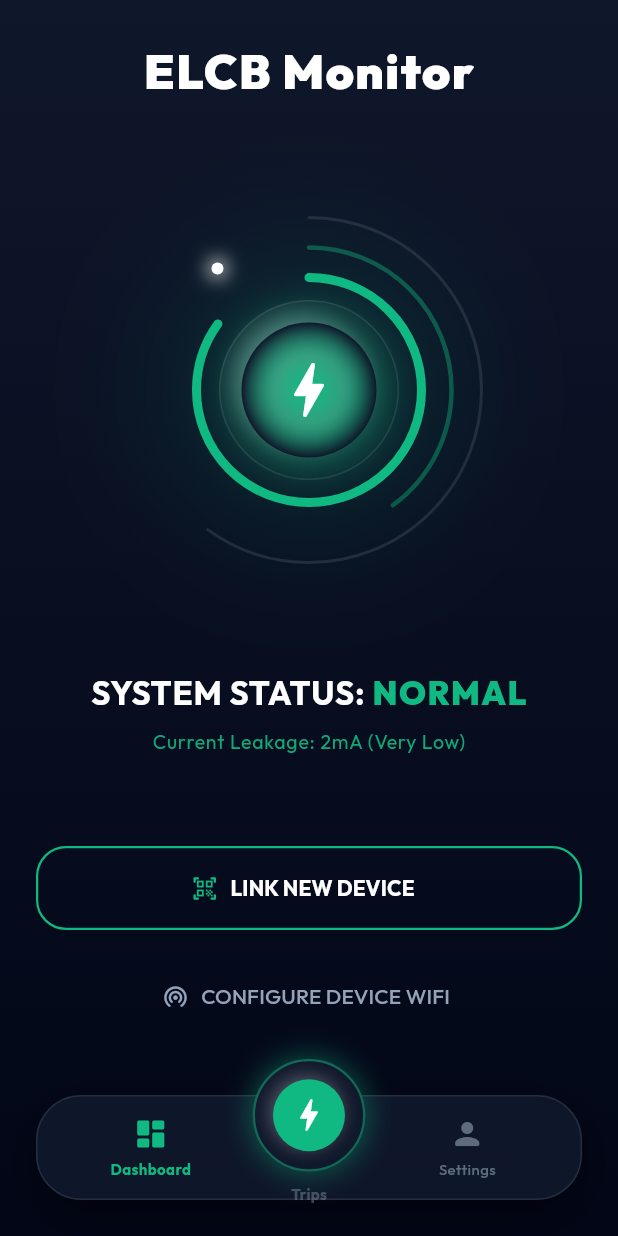
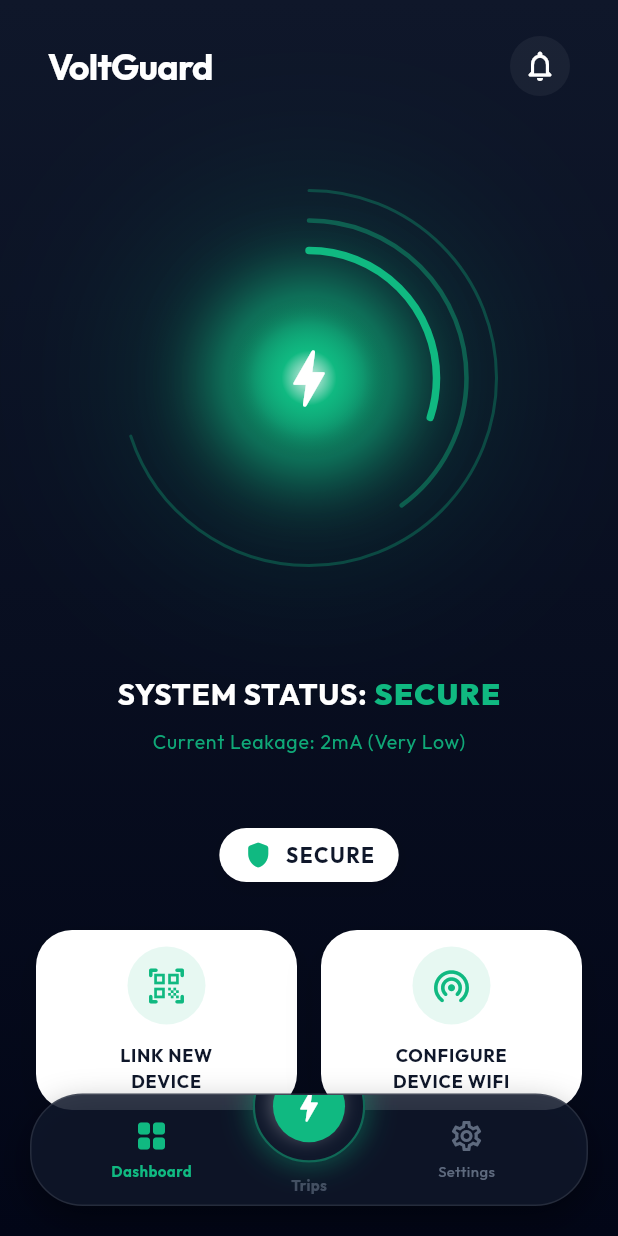
Before and after one commit to Irenesabu28/Miniproject, a Flutter app: the screen it shows once a user with an empty profile is signed in, on a phone screen of 412 x 824 dp. Run offline on Flutter 3.47's test engine with Material 3 defaults, Android fonts, the phone set to English and light mode, and no system bars; our stand-ins replace animate_do, firebase_auth, firebase_core, firebase_database, firebase_messaging, flutter_local_notifications and 2 more; missing offline and left inert: mobile_scanner; accounts and stored records are empty.

Commit message:
ui change

```diff
--- a/lib/screens/home.dart
+++ b/lib/screens/home.dart
@@ -51,20 +51,24 @@ class CustomBottomNavBar extends StatelessWidget {
   @override
   Widget build(BuildContext context) {
     return Container(
-      margin: const EdgeInsets.fromLTRB(24, 0, 24, 24),
-      height: 70,
+      margin: const EdgeInsets.fromLTRB(20, 0, 20, 20),
+      height: 75,
       decoration: BoxDecoration(
-        color: const Color(0xFF0F172A).withValues(alpha: 0.95),
-        borderRadius: BorderRadius.circular(30),
-        border: Border.all(color: Colors.white.withValues(alpha: 0.1)),
+        color: const Color(0xFF0F172A).withValues(alpha: 0.85),
+        borderRadius: BorderRadius.circular(35),
+        border: Border.all(color: Colors.white.withValues(alpha: 0.1), width: 1),
         boxShadow: [
           BoxShadow(
-            color: Colors.black.withValues(alpha: 0.5),
-            blurRadius: 30,
+            color: Colors.black.withValues(alpha: 0.4),
+            blurRadius: 20,
             offset: const Offset(0, 10),
           ),
         ],
       ),
+      child: ClipRRect(
+        borderRadius: BorderRadius.circular(35),
+        child: BackdropFilter(
+          filter: ColorFilter.mode(Colors.black.withValues(alpha: 0.1), BlendMode.dstIn),
           child: Stack(
             clipBehavior: Clip.none,
             children: [
@@ -72,14 +76,14 @@ class CustomBottomNavBar extends StatelessWidget {
                 mainAxisAlignment: MainAxisAlignment.spaceEvenly,
                 children: [
                   _NavBarItem(
-                icon: Icons.dashboard_rounded,
+                    icon: Icons.grid_view_rounded,
                     label: 'Dashboard',
                     isActive: currentIndex == 0,
                     onTap: () => onTap(0),
                   ),
-              const SizedBox(width: 60), // Space for raised item
+                  const SizedBox(width: 50), // Space for centered item
                   _NavBarItem(
-                icon: Icons.person_rounded,
+                    icon: Icons.settings_outlined,
                     label: 'Settings',
                     isActive: currentIndex == 2,
                     onTap: () => onTap(2),
@@ -87,7 +91,7 @@ class CustomBottomNavBar extends StatelessWidget {
                 ],
               ),
               Positioned(
-            top: -25,
+                top: -30,
                 left: 0,
                 right: 0,
                 child: Center(
@@ -100,6 +104,8 @@ class CustomBottomNavBar extends StatelessWidget {
                 ),
               ),
             ],
+          ),
+        ),
       ),
     );
   }
@@ -249,18 +255,32 @@ class StatusView extends StatelessWidget {
                   child: Column(
                     crossAxisAlignment: CrossAxisAlignment.start,
                     children: [
-                      Center(
-                        child: Text(
-                          'ELCB Monitor',
+                      Padding(
+                        padding: const EdgeInsets.symmetric(horizontal: 8),
+                        child: Row(
+                          mainAxisAlignment: MainAxisAlignment.spaceBetween,
+                          children: [
+                            Text(
+                              'VoltGuard',
                               style: GoogleFonts.outfit(
-                            fontSize: 32,
-                            fontWeight: FontWeight.w900,
+                                fontSize: 24,
+                                fontWeight: FontWeight.bold,
                                 color: Colors.white,
-                            letterSpacing: 1,
+                                letterSpacing: -0.5,
                               ),
                             ),
+                            Container(
+                              padding: const EdgeInsets.all(8),
+                              decoration: BoxDecoration(
+                                shape: BoxShape.circle,
+                                color: Colors.white.withValues(alpha: 0.05),
                               ),
-                      const SizedBox(height: 60),
+                              child: const Icon(Icons.notifications_none_rounded, color: Colors.white, size: 24),
+                            ),
+                          ],
+                        ),
+                      ),
+                      const SizedBox(height: 48),
 
                       Center(
                         child: Column(
@@ -273,16 +293,16 @@ class StatusView extends StatelessWidget {
                                 Text(
                                   'SYSTEM STATUS: ',
                                   style: GoogleFonts.outfit(
-                                    fontSize: 22,
+                                    fontSize: 20,
                                     fontWeight: FontWeight.bold,
                                     color: Colors.white,
                                     letterSpacing: 0.5,
                                   ),
                                 ),
                                 Text(
-                                  status.toUpperCase(),
+                                  status.toUpperCase() == 'NORMAL' ? 'SECURE' : status.toUpperCase(),
                                   style: GoogleFonts.outfit(
-                                    fontSize: 22,
+                                    fontSize: 20,
                                     fontWeight: FontWeight.w900,
                                     color: statusColor,
                                     letterSpacing: 1,
@@ -299,44 +319,68 @@ class StatusView extends StatelessWidget {
                                 letterSpacing: 0.5,
                               ),
                             ),
-                            const SizedBox(height: 60),
+                            const SizedBox(height: 48),
 
-                            FadeInUp(
-                              delay: const Duration(milliseconds: 200),
-                              child: SizedBox(
-                                width: double.infinity,
-                                height: 56,
-                                child: OutlinedButton.icon(
-                                  onPressed: () => Navigator.push(
-                                    context,
-                                    MaterialPageRoute(builder: (context) => const ScanQRPage()),
+                            // Small Safety Overview Icon
+                            Center(
+                              child: Container(
+                                padding: const EdgeInsets.symmetric(horizontal: 16, vertical: 8),
+                                decoration: BoxDecoration(
+                                  color: Colors.white,
+                                  borderRadius: BorderRadius.circular(20),
+                                  boxShadow: [
+                                    BoxShadow(
+                                      color: Colors.black.withValues(alpha: 0.1),
+                                      blurRadius: 10,
+                                      offset: const Offset(0, 4),
                                     ),
-                                  icon: const Icon(Icons.qr_code_scanner_rounded, color: AppColors.primary),
-                                  label: const Text('LINK NEW DEVICE', style: TextStyle(color: Colors.white, fontWeight: FontWeight.bold)),
-                                  style: OutlinedButton.styleFrom(
-                                    side: const BorderSide(color: AppColors.primary, width: 1.5),
-                                    shape: RoundedRectangleBorder(borderRadius: BorderRadius.circular(20)),
+                                  ],
                                 ),
+                                child: Row(
+                                  mainAxisSize: MainAxisSize.min,
+                                  children: [
+                                    const Icon(Icons.shield_rounded, color: AppColors.primary, size: 20),
+                                    const SizedBox(width: 8),
+                                    Text(
+                                      "SECURE",
+                                      style: GoogleFonts.outfit(
+                                        color: const Color(0xFF0F172A),
+                                        fontSize: 14,
+                                        fontWeight: FontWeight.bold,
+                                        letterSpacing: 1,
+                                      ),
+                                    ),
+                                  ],
                                 ),
                               ),
                             ),
 
-                            const SizedBox(height: 16),
+                            const SizedBox(height: 32),
 
-                            FadeInUp(
-                              delay: const Duration(milliseconds: 400),
-                              child: SizedBox(
-                                width: double.infinity,
-                                height: 56,
-                                child: TextButton.icon(
-                                  onPressed: () => Navigator.push(
+                            Row(
+                              children: [
+                                Expanded(
+                                  child: _ActionTile(
+                                    label: "LINK NEW\nDEVICE",
+                                    icon: Icons.qr_code_scanner_rounded,
+                                    onTap: () => Navigator.push(
+                                      context,
+                                      MaterialPageRoute(builder: (context) => const ScanQRPage()),
+                                    ),
+                                  ),
+                                ),
+                                const SizedBox(width: 16),
+                                Expanded(
+                                  child: _ActionTile(
+                                    label: "CONFIGURE\nDEVICE WIFI",
+                                    icon: Icons.wifi_tethering_rounded,
+                                    onTap: () => Navigator.push(
                                       context,
                                       MaterialPageRoute(builder: (context) => const WifiSetupPage()),
                                     ),
-                                  icon: const Icon(Icons.wifi_tethering_rounded, color: AppColors.textBody),
-                                  label: const Text('CONFIGURE DEVICE WIFI', style: TextStyle(color: AppColors.textBody)),
                                   ),
                                 ),
+                              ],
                             ),
                           ],
                         ),
@@ -362,45 +406,50 @@ class StatusOrbModule extends StatelessWidget {
   Widget build(BuildContext context) {
     return ZoomIn(
       child: SizedBox(
-        width: 260,
-        height: 260,
+        width: 280,
+        height: 280,
         child: Stack(
           alignment: Alignment.center,
           children: [
-            // Extra Outer Glow
+            // Ultra Outer Glow
             Container(
-              width: 140,
-              height: 140,
+              width: 160,
+              height: 160,
               decoration: BoxDecoration(
                 shape: BoxShape.circle,
                 boxShadow: [
                   BoxShadow(
-                    color: AppColors.primary.withValues(alpha: 0.15),
-                    blurRadius: 80,
-                    spreadRadius: 20,
+                    color: AppColors.primary.withValues(alpha: 0.2),
+                    blurRadius: 100,
+                    spreadRadius: 30,
                   ),
                 ],
               ),
             ),
 
-            // Outer Most Arc (Static)
-            Container(
+            // Neon Outer Ring
+            Spin(
+              duration: const Duration(seconds: 10),
+              infinite: true,
+              child: Container(
                 width: 250,
                 height: 250,
-              padding: const EdgeInsets.all(10),
                 child: CircularProgressIndicator(
-                value: 0.6,
+                  value: 0.7,
                   strokeWidth: 2,
-                color: Colors.white.withValues(alpha: 0.1),
+                  color: AppColors.primary.withValues(alpha: 0.3),
                   strokeCap: StrokeCap.round,
                 ),
               ),
+            ),
 
-            // Middle Arc (Glowing)
-            Container(
+            // Neon Middle Ring
+            Spin(
+              duration: const Duration(seconds: 15),
+              infinite: true,
+              child: Container(
                 width: 210,
                 height: 210,
-              padding: const EdgeInsets.all(10),
                 child: CircularProgressIndicator(
                   value: 0.4,
                   strokeWidth: 3,
@@ -408,80 +457,47 @@ class StatusOrbModule extends StatelessWidget {
                   strokeCap: StrokeCap.round,
                 ),
               ),
+            ),
 
-            // Main Progress Arc
-            Container(
+            // Neon Inner Ring
+            Spin(
+              duration: const Duration(seconds: 5),
+              infinite: true,
+              child: Container(
                 width: 170,
                 height: 170,
-              padding: const EdgeInsets.all(10),
                 child: const CircularProgressIndicator(
-                value: 0.85,
-                strokeWidth: 6,
+                  value: 0.3,
+                  strokeWidth: 5,
                   color: AppColors.primary,
                   strokeCap: StrokeCap.round,
                 ),
               ),
-
-            // The Inner Glass Glass Sphere
-            Container(
-              width: 120,
-              height: 120,
-              decoration: BoxDecoration(
-                shape: BoxShape.circle,
-                border: Border.all(color: Colors.white.withValues(alpha: 0.1), width: 1),
-                gradient: RadialGradient(
-                  colors: [
-                    Colors.white.withValues(alpha: 0.1),
-                    Colors.transparent,
-                  ],
-                  center: const Alignment(-0.3, -0.3),
-                  radius: 0.8,
-                ),
-              ),
             ),
 
-            // Inner Glowing Sphere
+            // Final Glowing Core
             Container(
-              width: 90,
-              height: 90,
+              width: 110,
+              height: 110,
               decoration: BoxDecoration(
                 shape: BoxShape.circle,
                 gradient: RadialGradient(
                   colors: [
+                    Colors.white.withValues(alpha: 0.8),
                     AppColors.primary,
-                    AppColors.primary.withValues(alpha: 0.3),
-                    const Color(0xFF0F172A),
+                    AppColors.primary.withValues(alpha: 0.2),
+                    Colors.transparent,
                   ],
                 ),
                 boxShadow: [
                   BoxShadow(
-                    color: AppColors.primary.withValues(alpha: 0.6),
-                    blurRadius: 30,
-                    spreadRadius: 2,
-                  ),
-                  BoxShadow(
-                    color: Colors.white.withValues(alpha: 0.2),
-                    blurRadius: 10,
-                    offset: const Offset(-5, -5),
+                    color: AppColors.primary.withValues(alpha: 0.8),
+                    blurRadius: 40,
+                    spreadRadius: 10,
                   ),
                 ],
               ),
-              child: const Icon(Icons.bolt_rounded, color: Colors.white, size: 48),
-            ),
-
-            // Floating indicator dot
-            Positioned(
-              top: 45,
-              left: 65,
-              child: Container(
-                width: 8,
-                height: 8,
-                decoration: const BoxDecoration(
-                  color: Colors.white,
-                  shape: BoxShape.circle,
-                  boxShadow: [BoxShadow(color: Colors.white, blurRadius: 10, spreadRadius: 2)],
-                ),
-              ),
+              child: const Icon(Icons.bolt_rounded, color: Colors.white, size: 50),
             ),
           ],
         ),
@@ -489,6 +505,7 @@ class StatusOrbModule extends StatelessWidget {
     );
   }
 }
+
 
 class LogsPage extends StatelessWidget {
   const LogsPage({super.key});
@@ -836,3 +853,60 @@ class ProfileField extends StatelessWidget {
     );
   }
 }
+
+class _ActionTile extends StatelessWidget {
+  final String label;
+  final IconData icon;
+  final VoidCallback onTap;
+
+  const _ActionTile({
+    required this.label,
+    required this.icon,
+    required this.onTap,
+  });
+
+  @override
+  Widget build(BuildContext context) {
+    return GestureDetector(
+      onTap: onTap,
+      child: Container(
+        height: 120,
+        decoration: BoxDecoration(
+          color: Colors.white,
+          borderRadius: BorderRadius.circular(24),
+          boxShadow: [
+            BoxShadow(
+              color: Colors.black.withValues(alpha: 0.1),
+              blurRadius: 20,
+              offset: const Offset(0, 8),
+            ),
+          ],
+        ),
+        child: Column(
+          mainAxisAlignment: MainAxisAlignment.center,
+          children: [
+            Container(
+              padding: const EdgeInsets.all(12),
+              decoration: BoxDecoration(
+                color: AppColors.primary.withValues(alpha: 0.1),
+                shape: BoxShape.circle,
+              ),
+              child: Icon(icon, color: AppColors.primary, size: 28),
+            ),
+            const SizedBox(height: 12),
+            Text(
+              label,
+              textAlign: TextAlign.center,
+              style: GoogleFonts.outfit(
+                color: const Color(0xFF0F172A),
+                fontSize: 12,
+                fontWeight: FontWeight.bold,
+                letterSpacing: 0.5,
+              ),
+            ),
+          ],
+        ),
+      ),
+    );
+  }
+}
--- a/lib/utils/responsive.dart
+++ b/lib/utils/responsive.dart
@@ -12,69 +12,7 @@ class ResponsiveWrapper extends StatelessWidget {
         // Apply mobile view constraints on large screens (Web/Desktop)
         final bool isLargeScreen = constraints.maxWidth > 500;
 
-        Widget mainContent = Stack(
-          children: [
-            // Main App Content
-            Padding(
-              padding: EdgeInsets.only(top: isLargeScreen ? 44 : 0),
-              child: child,
-            ),
-
-            if (isLargeScreen) ...[
-              // Mock Status Bar / Notch Area
-              Align(
-                alignment: Alignment.topCenter,
-                child: Container(
-                  height: 44,
-                  width: double.infinity,
-                  color: AppColors.background,
-                  padding: const EdgeInsets.symmetric(horizontal: 24),
-                  child: Row(
-                    mainAxisAlignment: MainAxisAlignment.spaceBetween,
-                    children: [
-                      const Text(
-                        '9:41',
-                        style: TextStyle(color: Colors.white, fontWeight: FontWeight.bold, fontSize: 14),
-                      ),
-                      // Symbolic Notch
-                      Container(
-                        width: 120,
-                        height: 24,
-                        decoration: BoxDecoration(
-                          color: Colors.black,
-                          borderRadius: const BorderRadius.vertical(bottom: Radius.circular(16)),
-                        ),
-                      ),
-                      const Row(
-                        children: [
-                          Icon(Icons.signal_cellular_4_bar, color: Colors.white, size: 14),
-                          SizedBox(width: 4),
-                          Icon(Icons.wifi, color: Colors.white, size: 14),
-                          SizedBox(width: 4),
-                          Icon(Icons.battery_full_rounded, color: Colors.white, size: 16),
-                        ],
-                      ),
-                    ],
-                  ),
-                ),
-              ),
-
-              // Bottom Home Indicator Mock
-              Align(
-                alignment: Alignment.bottomCenter,
-                child: Container(
-                  margin: const EdgeInsets.only(bottom: 8),
-                  width: 140,
-                  height: 5,
-                  decoration: BoxDecoration(
-                    color: Colors.white.withValues(alpha: 0.2),
-                    borderRadius: BorderRadius.circular(10),
-                  ),
-                ),
-              ),
-            ],
-          ],
-        );
+        Widget mainContent = child;
 
         if (!isLargeScreen) return mainContent;
 
```
Lines whose indentation alone changed are shown as unchanged.
